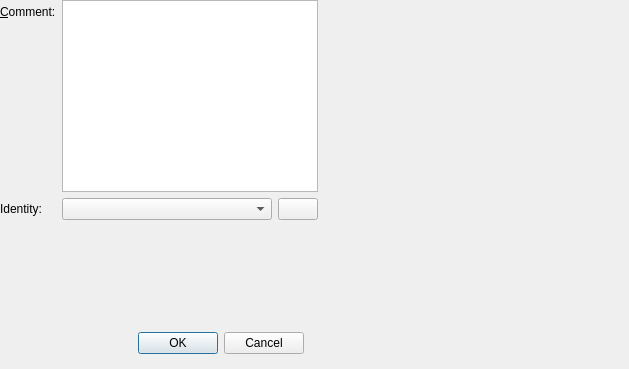
Old version of the form src/Dialogs/commitdialog.ui in the repository pasbi/CAN.
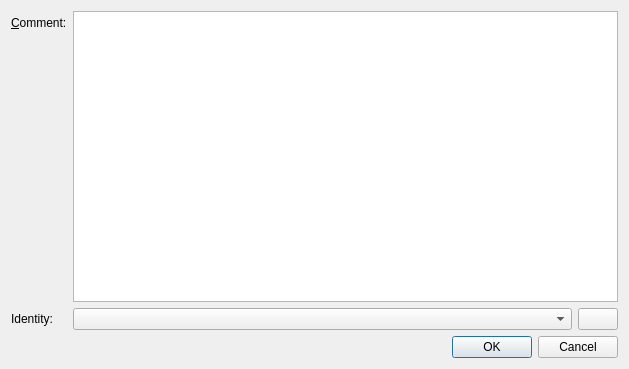
New version of the form. Icons and pictures are not drawn.

Commit message: Removed qDebug(); Simplified WindowTitle

Diff of the .ui file:
```diff
--- a/src/Dialogs/commitdialog.ui
+++ b/src/Dialogs/commitdialog.ui
@@ -13,26 +13,8 @@
   <property name="windowTitle">
    <string>Dialog</string>
   </property>
-  <widget class="QDialogButtonBox" name="buttonBox">
-   <property name="geometry">
-    <rect>
-     <x>128</x>
-     <y>330</y>
-     <width>176</width>
-     <height>27</height>
-    </rect>
-   </property>
-   <property name="toolTip">
-    <string>Ok is enbled when a valid identity is choosen and comment is not empty.</string>
-   </property>
-   <property name="orientation">
-    <enum>Qt::Horizontal</enum>
-   </property>
-   <property name="standardButtons">
-    <set>QDialogButtonBox::Cancel|QDialogButtonBox::Ok</set>
-   </property>
-  </widget>
-  <widget class="QWidget" name="">
+  <layout class="QVBoxLayout" name="verticalLayout">
+   <item>
    <layout class="QFormLayout" name="formLayout">
     <item row="0" column="0">
      <widget class="QLabel" name="label">
@@ -93,7 +75,21 @@
      </layout>
     </item>
    </layout>
-  </widget>
+   </item>
+   <item>
+    <widget class="QDialogButtonBox" name="buttonBox">
+     <property name="toolTip">
+      <string>Ok is enbled when a valid identity is choosen and comment is not empty.</string>
+     </property>
+     <property name="orientation">
+      <enum>Qt::Horizontal</enum>
+     </property>
+     <property name="standardButtons">
+      <set>QDialogButtonBox::Cancel|QDialogButtonBox::Ok</set>
+     </property>
+    </widget>
+   </item>
+  </layout>
  </widget>
  <resources>
   <include location="../ressources.qrc"/>
```
Lines whose indentation alone changed are shown as unchanged. The commit also changes 2 other files.
